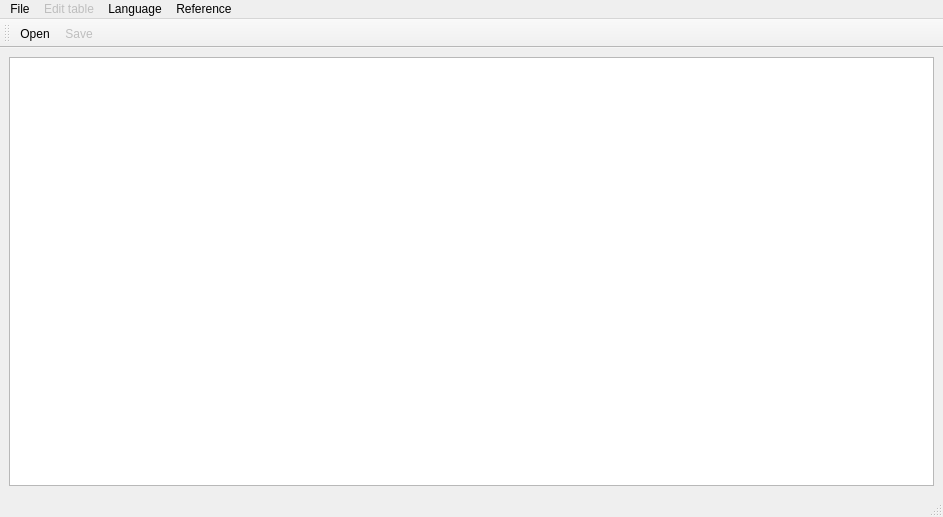
NileET/Qt-CourseProject-Semester-4, file mainwindow.ui: the form before one commit.
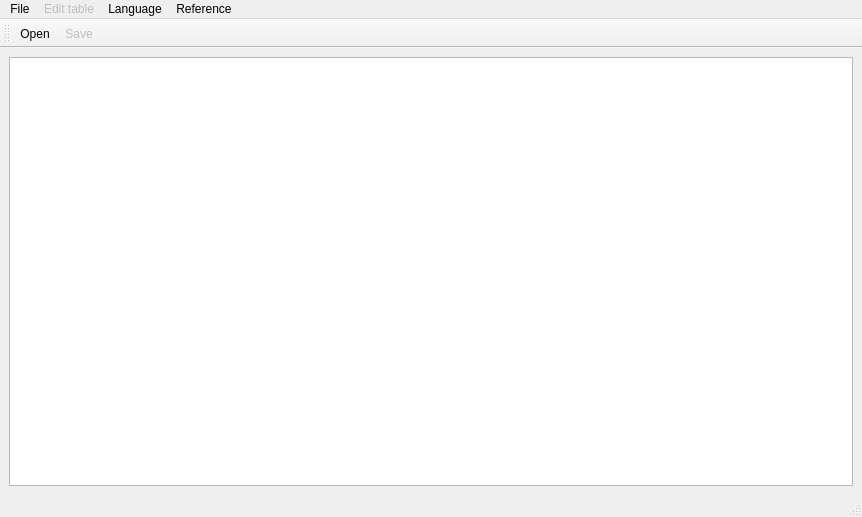
The form after the commit. Icons and pictures are not drawn.

The edit to the form file:
```diff
--- a/mainwindow.ui
+++ b/mainwindow.ui
@@ -6,7 +6,7 @@
    <rect>
     <x>0</x>
     <y>0</y>
-    <width>943</width>
+    <width>862</width>
     <height>517</height>
    </rect>
   </property>
@@ -35,7 +35,7 @@
     <rect>
      <x>0</x>
      <y>0</y>
-     <width>943</width>
+     <width>862</width>
      <height>25</height>
     </rect>
    </property>
```
